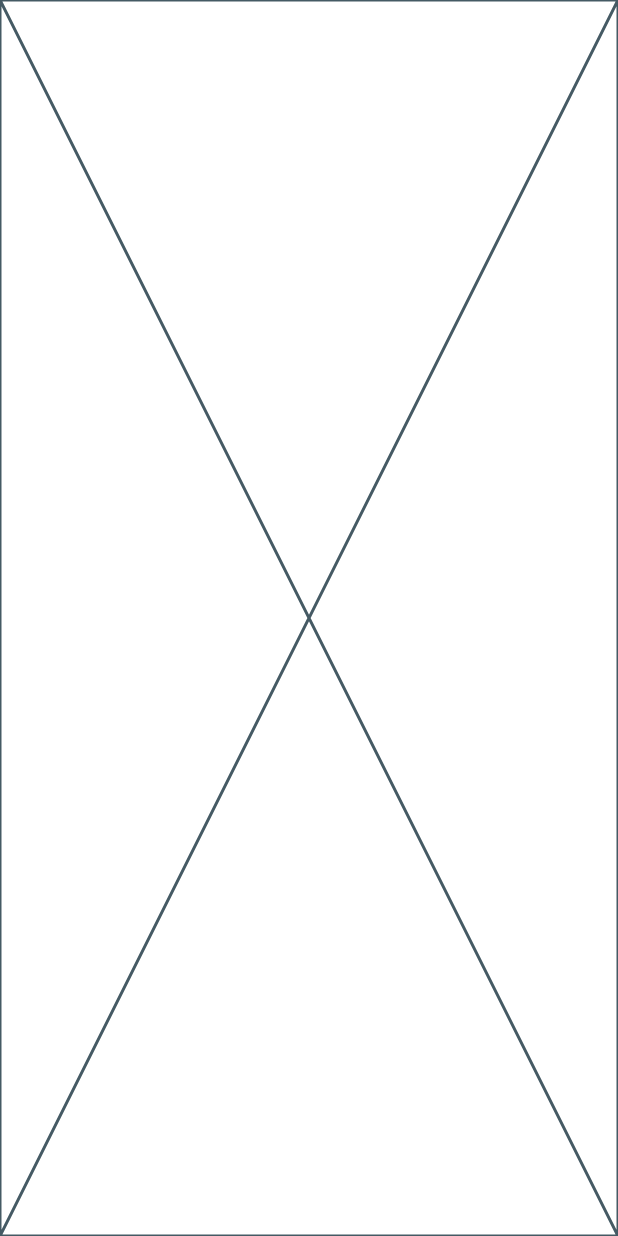
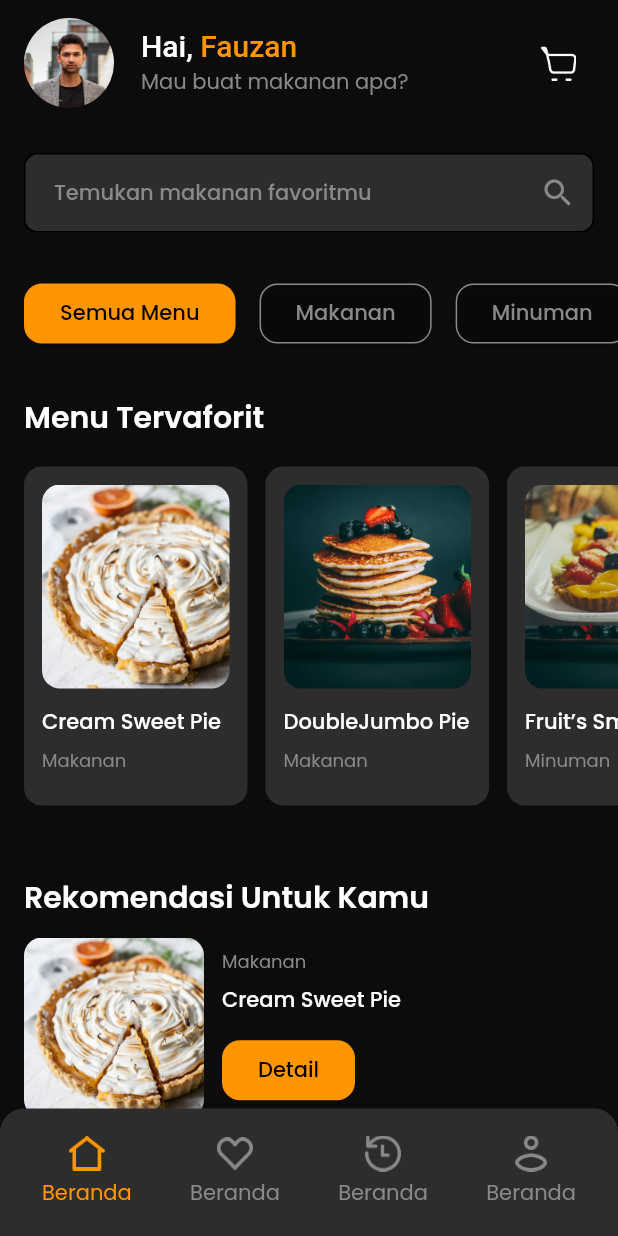
Before and after one commit to fauzan2720/implement-atomic-design, a Flutter app: the screen it shows after launch, on a phone screen of 412 x 824 dp. Run offline on Flutter 3.47's test engine with Material 2 defaults, Android fonts, the phone set to English and light mode, and no system bars; our stand-ins replace google_fonts.

Commit message:
feat(ui): slicing home page

```diff
--- a/lib/core/components/menu_nav_button.dart
+++ b/lib/core/components/menu_nav_button.dart
@@ -23,6 +23,7 @@ class MenuNavButton extends StatelessWidget {
       child: Padding(
         padding: const EdgeInsets.all(8.0),
         child: Column(
+          mainAxisSize: MainAxisSize.min,
           children: [
             ImageIcon(
               AssetImage(iconPath),
--- /dev/null
+++ b/lib/ui/home/models/menu_model.dart
@@ -0,0 +1,11 @@
+class MenuModel {
+  final String image;
+  final String name;
+  final String type;
+
+  MenuModel({
+    required this.image,
+    required this.name,
+    required this.type,
+  });
+}
--- a/lib/ui/home/pages/home_page.dart
+++ b/lib/ui/home/pages/home_page.dart
@@ -1,10 +1,86 @@
 import 'package:flutter/material.dart';
+import 'package:implement_atomic_design/core/components/menu_nav_button.dart';
+import 'package:implement_atomic_design/core/components/search_input.dart';
+import 'package:implement_atomic_design/core/constants/colors.dart';
+import 'package:implement_atomic_design/core/constants/icons.dart';
+import 'package:implement_atomic_design/ui/home/widgets/categories_menu.dart';
+import 'package:implement_atomic_design/ui/home/widgets/header_app.dart';
+import 'package:implement_atomic_design/ui/home/widgets/organism/favorite_menu.dart';
+import 'package:implement_atomic_design/ui/home/widgets/organism/recommendation_menu.dart';
 
 class HomePage extends StatelessWidget {
   const HomePage({super.key});
 
   @override
   Widget build(BuildContext context) {
-    return const Placeholder();
+    const paddingHorizontal = EdgeInsets.symmetric(horizontal: 16.0);
+    final searchController = TextEditingController();
+
+    return SafeArea(
+      child: Scaffold(
+        body: ListView(
+          children: [
+            const SizedBox(height: 12.0),
+            const Padding(
+              padding: paddingHorizontal,
+              child: HeaderApp(name: 'Fauzan'),
+            ),
+            const SizedBox(height: 30.0),
+            Padding(
+              padding: paddingHorizontal,
+              child: SearchInput(
+                controller: searchController,
+                onChanged: (value) {},
+              ),
+            ),
+            const SizedBox(height: 30.0),
+            const CategoriesMenu(),
+            const SizedBox(height: 30.0),
+            const FavoriteMenu(),
+            const SizedBox(height: 40.0),
+            const RecommendationMenu(),
+            const SizedBox(height: 34.0),
+          ],
+        ),
+        bottomNavigationBar: Container(
+          padding: const EdgeInsets.symmetric(vertical: 10.0, horizontal: 20.0),
+          decoration: const BoxDecoration(
+            color: AppColors.card,
+            borderRadius: BorderRadius.vertical(
+              top: Radius.circular(16.0),
+            ),
+          ),
+          child: Row(
+            mainAxisAlignment: MainAxisAlignment.spaceBetween,
+            children: [
+              MenuNavButton(
+                iconPath: AppIcons.home,
+                label: 'Beranda',
+                onPressed: () {},
+                isActive: true,
+              ),
+              MenuNavButton(
+                iconPath: AppIcons.favorite,
+                label: 'Favorit',
+                onPressed: () {},
+                isActive: false,
+              ),
+              MenuNavButton(
+                iconPath: AppIcons.history,
+                label: 'Riwayat',
+                onPressed: () {},
+                isActive: false,
+              ),
+              MenuNavButton(
+                iconPath: AppIcons.profile,
+                label: 'Profil',
+                onPressed: () {},
+                isActive: false,
+              ),
+            ],
+          ),
+        ),
+      ),
+    );
   }
 }
--- a/lib/ui/home/widgets/categories_menu.dart
+++ b/lib/ui/home/widgets/categories_menu.dart
@@ -0,0 +1,53 @@
+import 'package:flutter/material.dart';
+import 'package:implement_atomic_design/core/components/button.dart';
+
+class CategoriesMenu extends StatefulWidget {
+  const CategoriesMenu({super.key});
+
+  @override
+  State<CategoriesMenu> createState() => _CategoriesMenuState();
+}
+
+class _CategoriesMenuState extends State<CategoriesMenu> {
+  int currentIndexSelected = 0;
+
+  @override
+  Widget build(BuildContext context) {
+    return SingleChildScrollView(
+      scrollDirection: Axis.horizontal,
+      child: Row(
+        mainAxisAlignment: MainAxisAlignment.spaceBetween,
+        children: [
+          const SizedBox(width: 16.0),
+          Button(
+            label: 'Semua Menu',
+            onPressed: () {
+              currentIndexSelected = 0;
+              setState(() {});
+            },
+            isActive: currentIndexSelected == 0,
+          ),
+          const SizedBox(width: 16.0),
+          Button(
+            label: 'Makanan',
+            onPressed: () {
+              currentIndexSelected = 1;
+              setState(() {});
+            },
+            isActive: currentIndexSelected == 1,
+          ),
+          const SizedBox(width: 16.0),
+          Button(
+            label: 'Minuman',
+            onPressed: () {
+              currentIndexSelected = 2;
+              setState(() {});
+            },
+            isActive: currentIndexSelected == 2,
+          ),
+          const SizedBox(width: 16.0),
+        ],
+      ),
+    );
+  }
+}
--- a/lib/ui/home/widgets/header_app.dart
+++ b/lib/ui/home/widgets/header_app.dart
@@ -0,0 +1,64 @@
+import 'package:flutter/material.dart';
+import 'package:implement_atomic_design/core/constants/colors.dart';
+import 'package:implement_atomic_design/core/constants/icons.dart';
+
+import '../../../core/components/avatar_image.dart';
+import '../../../core/constants/images.dart';
+
+class HeaderApp extends StatelessWidget {
+  final String name;
+
+  const HeaderApp({
+    super.key,
+    required this.name,
+  });
+
+  @override
+  Widget build(BuildContext context) {
+    return Row(
+      children: [
+        const AvatarImage(AppImages.profile),
+        const SizedBox(width: 18.0),
+        Expanded(
+          child: Column(
+            crossAxisAlignment: CrossAxisAlignment.start,
+            children: [
+              RichText(
+                text: TextSpan(
+                  text: 'Hai, ',
+                  children: [
+                    TextSpan(
+                      text: name,
+                      style: const TextStyle(
+                        color: AppColors.primary,
+                      ),
+                    ),
+                  ],
+                  style: const TextStyle(
+                    fontSize: 20.0,
+                    color: AppColors.white,
+                    fontWeight: FontWeight.w500,
+                  ),
+                ),
+              ),
+              const SizedBox(height: 2.0),
+              const Text(
+                'Mau buat makanan apa?',
+                style: TextStyle(
+                  color: AppColors.grey,
+                ),
+              ),
+            ],
+          ),
+        ),
+        IconButton(
+          onPressed: () {},
+          icon: const ImageIcon(
+            AssetImage(AppIcons.cart),
+            color: AppColors.white,
+          ),
+        ),
+      ],
+    );
+  }
+}
--- a/lib/ui/home/widgets/menu_card.dart
+++ b/lib/ui/home/widgets/menu_card.dart
@@ -0,0 +1,53 @@
+import 'package:flutter/material.dart';
+import 'package:implement_atomic_design/core/components/menu_image.dart';
+import 'package:implement_atomic_design/core/constants/colors.dart';
+import 'package:implement_atomic_design/ui/home/models/menu_model.dart';
+
+class MenuCard extends StatelessWidget {
+  final MenuModel data;
+
+  const MenuCard({
+    super.key,
+    required this.data,
+  });
+
+  @override
+  Widget build(BuildContext context) {
+    return Container(
+      padding: const EdgeInsets.all(12.0),
+      decoration: const BoxDecoration(
+        borderRadius: BorderRadius.all(
+          Radius.circular(12.0),
+        ),
+        color: AppColors.card,
+      ),
+      child: Column(
+        crossAxisAlignment: CrossAxisAlignment.start,
+        children: [
+          MenuImage(
+            data.image,
+            width: 125.0,
+            height: 136.0,
+          ),
+          const SizedBox(height: 12.0),
+          Text(
+            data.name,
+            style: const TextStyle(
+              color: AppColors.white,
+              fontWeight: FontWeight.w500,
+            ),
+          ),
+          const SizedBox(height: 6.0),
+          Text(
+            data.type,
+            style: const TextStyle(
+              color: AppColors.grey,
+              fontSize: 12.0,
+            ),
+          ),
+          const SizedBox(height: 9.0),
+        ],
+      ),
+    );
+  }
+}
--- a/lib/ui/home/widgets/menu_tile.dart
+++ b/lib/ui/home/widgets/menu_tile.dart
@@ -0,0 +1,49 @@
+import 'package:flutter/material.dart';
+import 'package:implement_atomic_design/core/components/button.dart';
+import 'package:implement_atomic_design/core/components/menu_image.dart';
+import 'package:implement_atomic_design/core/constants/colors.dart';
+import 'package:implement_atomic_design/ui/home/models/menu_model.dart';
+
+class MenuTile extends StatelessWidget {
+  final MenuModel data;
+
+  const MenuTile({
+    super.key,
+    required this.data,
+  });
+
+  @override
+  Widget build(BuildContext context) {
+    return Row(
+      children: [
+        MenuImage(data.image),
+        const SizedBox(width: 12.0),
+        Column(
+          crossAxisAlignment: CrossAxisAlignment.start,
+          children: [
+            Text(
+              data.type,
+              style: const TextStyle(
+                color: AppColors.grey,
+                fontSize: 12.0,
+              ),
+            ),
+            const SizedBox(height: 6.0),
+            Text(
+              data.name,
+              style: const TextStyle(
+                color: AppColors.white,
+                fontWeight: FontWeight.w500,
+              ),
+            ),
+            const SizedBox(height: 12.0),
+            Button(
+              label: 'Detail',
+              onPressed: () {},
+            ),
+          ],
+        )
+      ],
+    );
+  }
+}
--- a/lib/ui/home/widgets/organism/favorite_menu.dart
+++ b/lib/ui/home/widgets/organism/favorite_menu.dart
@@ -0,0 +1,60 @@
+import 'package:flutter/material.dart';
+import 'package:implement_atomic_design/core/constants/colors.dart';
+import 'package:implement_atomic_design/core/constants/images.dart';
+import 'package:implement_atomic_design/ui/home/models/menu_model.dart';
+import 'package:implement_atomic_design/ui/home/widgets/menu_card.dart';
+
+class FavoriteMenu extends StatelessWidget {
+  const FavoriteMenu({super.key});
+
+  @override
+  Widget build(BuildContext context) {
+    final List<MenuModel> datas = [
+      MenuModel(
+        image: AppImages.menu1,
+        name: 'Cream Sweet Pie',
+        type: 'Makanan',
+      ),
+      MenuModel(
+        image: AppImages.menu2,
+        name: 'DoubleJumbo Pie',
+        type: 'Makanan',
+      ),
+      MenuModel(
+        image: AppImages.menu3,
+        name: 'Fruit’s Small Pie',
+        type: 'Minuman',
+      ),
+    ];
+
+    return Column(
+      crossAxisAlignment: CrossAxisAlignment.start,
+      children: [
+        const Padding(
+          padding: EdgeInsets.symmetric(horizontal: 16.0),
+          child: Text(
+            'Menu Tervaforit',
+            style: TextStyle(
+              fontSize: 20.0,
+              fontWeight: FontWeight.w600,
+              color: AppColors.white,
+            ),
+          ),
+        ),
+        const SizedBox(height: 12.0),
+        SingleChildScrollView(
+          padding: const EdgeInsets.symmetric(horizontal: 16.0 - 6.0),
+          scrollDirection: Axis.horizontal,
+          child: Row(
+            children: datas
+                .map((data) => Padding(
+                      padding: const EdgeInsets.all(6.0),
+                      child: MenuCard(data: data),
+                    ))
+                .toList(),
+          ),
+        ),
+      ],
+    );
+  }
+}
--- a/lib/ui/home/widgets/organism/recommendation_menu.dart
+++ b/lib/ui/home/widgets/organism/recommendation_menu.dart
@@ -0,0 +1,62 @@
+import 'package:flutter/material.dart';
+import 'package:implement_atomic_design/core/constants/colors.dart';
+import 'package:implement_atomic_design/core/constants/images.dart';
+import 'package:implement_atomic_design/ui/home/models/menu_model.dart';
+import 'package:implement_atomic_design/ui/home/widgets/menu_tile.dart';
+
+class RecommendationMenu extends StatelessWidget {
+  const RecommendationMenu({super.key});
+
+  @override
+  Widget build(BuildContext context) {
+    final List<MenuModel> datas = [
+      MenuModel(
+        image: AppImages.menu1,
+        name: 'Cream Sweet Pie',
+        type: 'Makanan',
+      ),
+      MenuModel(
+        image: AppImages.menu3,
+        name: 'Fruit’s Small Pie',
+        type: 'Minuman',
+      ),
+      MenuModel(
+        image: AppImages.menu2,
+        name: 'DoubleJumbo Pie',
+        type: 'Makanan',
+      ),
+    ];
+
+    return Column(
+      crossAxisAlignment: CrossAxisAlignment.start,
+      children: [
+        const Padding(
+          padding: EdgeInsets.symmetric(horizontal: 16.0),
+          child: Text(
+            'Rekomendasi Untuk Kamu',
+            style: TextStyle(
+              fontSize: 20.0,
+              fontWeight: FontWeight.w600,
+              color: AppColors.white,
+            ),
+          ),
+        ),
+        const SizedBox(height: 12.0),
+        ListView.separated(
+          shrinkWrap: true,
+          physics: const NeverScrollableScrollPhysics(),
+          padding: const EdgeInsets.symmetric(horizontal: 16.0),
+          separatorBuilder: (context, index) {
+            return const SizedBox(height: 30.0);
+          },
+          itemCount: datas.length,
+          itemBuilder: (context, index) {
+            return MenuTile(
+              data: datas[index],
+            );
+          },
+        ),
+      ],
+    );
+  }
+}
```
